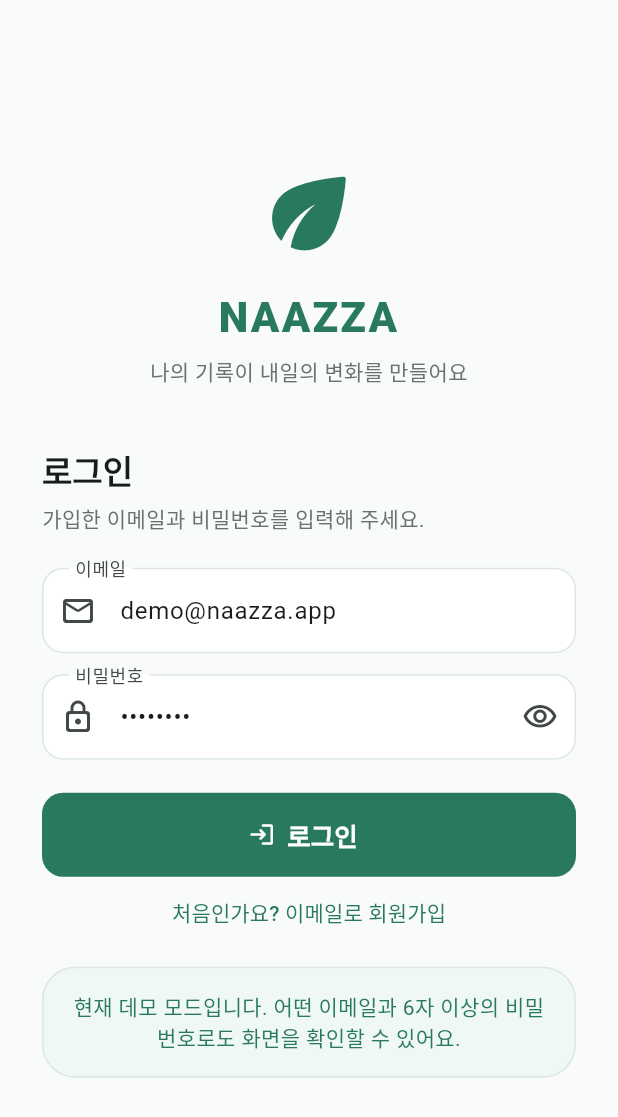
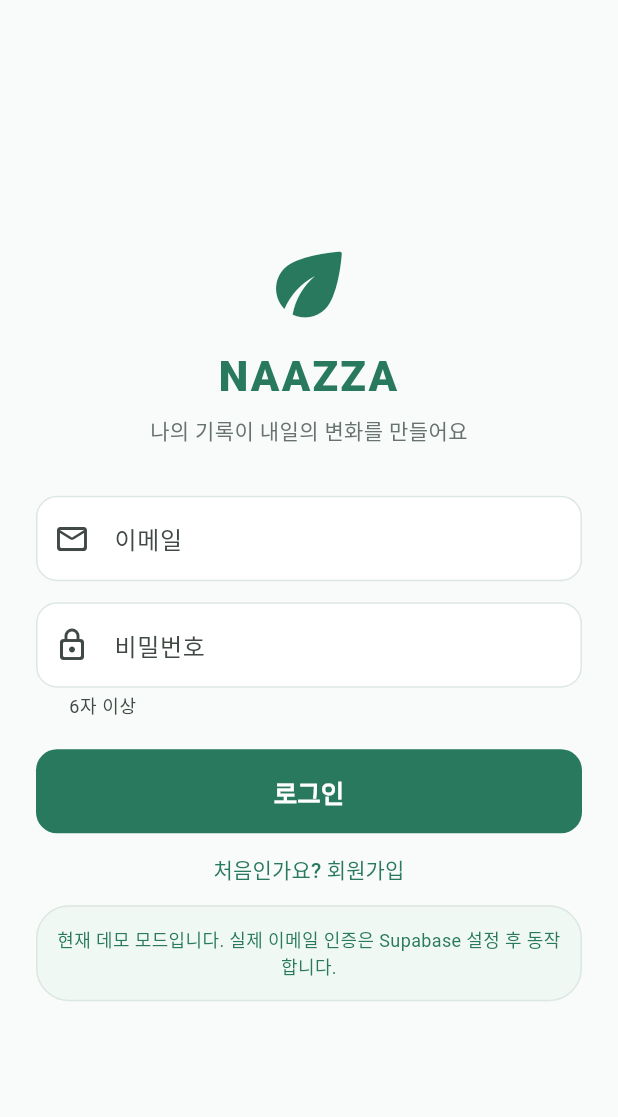
Before and after one commit to ligr00vefe/project_naazza, a Flutter app: the screen it shows after launch, on a phone screen of 412 x 824 dp. Shown: the top 1117 px of the screen. Run offline on Flutter 3.47's test engine with Material 3 defaults, Android fonts, the phone set to English and light mode, and no system bars; our stand-ins replace flutter_riverpod, go_router, image_picker, supabase_flutter; missing offline and left inert: mobile_scanner; accounts and stored records are empty.

Commit message:
수정: 이메일 인증 입력 화면과 인증 링크 흐름 개선

```diff
--- a/lib/features/auth/domain/auth_user.dart
+++ b/lib/features/auth/domain/auth_user.dart
@@ -1,5 +1,10 @@
 class AuthUser {
-  const AuthUser({required this.id, required this.email});
+  const AuthUser({
+    required this.id,
+    required this.email,
+    this.isEmailVerified = true,
+  });
   final String id;
   final String email;
+  final bool isEmailVerified;
 }
--- a/lib/features/auth/presentation/login_page.dart
+++ b/lib/features/auth/presentation/login_page.dart
@@ -1,121 +1,126 @@
 import 'package:flutter/material.dart';
 import 'package:flutter_riverpod/flutter_riverpod.dart';
-
 import '../../../app/theme/app_colors.dart';
 import '../../../core/config/app_config.dart';
+import '../data/auth_repository.dart';
+import '../domain/auth_user.dart';
 import 'auth_controller.dart';
 
 class LoginPage extends ConsumerStatefulWidget {
   const LoginPage({super.key});
-
   @override
   ConsumerState<LoginPage> createState() => _LoginPageState();
 }
 
 class _LoginPageState extends ConsumerState<LoginPage> {
-  final _email = TextEditingController(text: 'demo@naazza.app');
-  final _password = TextEditingController(text: 'password');
-  final _passwordConfirmation = TextEditingController(text: 'password');
+  final _email = TextEditingController();
+  final _password = TextEditingController();
   bool _isSignUp = false;
-  bool _obscurePassword = true;
-  String? _pendingConfirmationEmail;
+  bool _verificationRequested = false;
+  bool _emailVerified = false;
+  bool _checkingVerification = false;
+  String? _verifiedEmail;
 
   @override
   void dispose() {
     _email.dispose();
     _password.dispose();
-    _passwordConfirmation.dispose();
     super.dispose();
   }
 
-  Future<void> _submit() async {
+  void _show(String message) => ScaffoldMessenger.of(context)
+    ..hideCurrentSnackBar()
+    ..showSnackBar(SnackBar(content: Text(message)));
+
+  Future<void> _sendVerification() async {
     final email = _email.text.trim();
-    if (!_looksLikeEmail(email)) {
-      _showMessage('올바른 이메일 주소를 입력해 주세요.');
+    if (!_isValidEmail(email)) {
+      _show('인증 메일을 받을 이메일 주소를 입력해 주세요.');
       return;
     }
     if (_password.text.length < 6) {
-      _showMessage('비밀번호는 6자 이상 입력해 주세요.');
+      _show('회원가입에 사용할 6자 이상의 비밀번호를 입력해 주세요.');
       return;
     }
-    if (_isSignUp && _password.text != _passwordConfirmation.text) {
-      _showMessage('비밀번호 확인이 일치하지 않아요.');
+    await ref
+        .read(authControllerProvider.notifier)
+        .signUp(email, _password.text);
+    if (!mounted || _email.text.trim() != email) return;
+    final error = ref.read(authControllerProvider).error;
+    if (error != null) {
+      _show('인증 메일을 보내지 못했어요: $error');
       return;
     }
+    setState(() {
+      _verificationRequested = true;
+      _verifiedEmail = null;
+    });
+    _show('$email 로 인증 메일을 보냈어요. 메일의 인증 버튼을 눌러 주세요.');
+  }
 
-    final controller = ref.read(authControllerProvider.notifier);
-    if (_isSignUp) {
-      final result = await controller.signUp(email, _password.text);
+  Future<void> _resendVerification() async {
+    await ref
+        .read(authControllerProvider.notifier)
+        .resendEmailVerification(_email.text.trim());
     if (!mounted) return;
     final error = ref.read(authControllerProvider).error;
-      if (error != null) {
-        _showMessage(_friendlyError(error));
-      } else if (result?.requiresEmailConfirmation == true) {
-        setState(() => _pendingConfirmationEmail = email);
+    _show(error == null ? '인증 메일을 다시 보냈어요.' : '메일 재발송에 실패했어요: $error');
   }
-    } else {
-      await controller.signIn(email, _password.text);
+
+  Future<void> _checkVerification() async {
+    setState(() => _checkingVerification = true);
+    final verified = await ref
+        .read(authControllerProvider.notifier)
+        .refreshEmailVerification(_email.text, _password.text);
+    if (!mounted) return;
+    setState(() {
+      _checkingVerification = false;
+      _emailVerified = verified;
+      _verifiedEmail = verified ? _email.text.trim() : null;
+    });
+    _show(
+      verified ? '이메일 인증이 완료되었습니다.' : '아직 인증이 확인되지 않았어요. 메일의 인증 버튼을 먼저 눌러 주세요.',
+    );
+  }
+
+  Future<void> _submit() async {
+    if (_isSignUp) {
+      if (!_emailVerified) {
+        _show(
+          _verificationRequested ? '인증 확인을 먼저 눌러 주세요.' : '먼저 이메일 인증을 진행해 주세요.',
+        );
+        return;
+      }
+    }
+    await ref
+        .read(authControllerProvider.notifier)
+        .signIn(_email.text, _password.text);
     if (!mounted) return;
     final error = ref.read(authControllerProvider).error;
-      if (error != null) _showMessage(_friendlyError(error));
-    }
+    if (error != null) _show('로그인에 실패했어요: $error');
   }
 
-  Future<void> _resendConfirmation() async {
-    final email = _pendingConfirmationEmail;
-    if (email == null) return;
-    final sent = await ref
-        .read(authControllerProvider.notifier)
-        .resendSignUpConfirmation(email);
-    if (!mounted) return;
-    if (sent) {
-      _showMessage('인증 메일을 다시 보냈어요. 메일함을 확인해 주세요.');
-    } else {
-      _showMessage(_friendlyError(ref.read(authControllerProvider).error));
-    }
-  }
-
-  void _showMessage(String message) {
-    ScaffoldMessenger.of(context)
-      ..hideCurrentSnackBar()
-      ..showSnackBar(SnackBar(content: Text(message)));
-  }
-
-  String _friendlyError(Object? error) {
-    final message = error.toString();
-    if (message.contains('over_email_send_rate_limit')) {
-      return '인증 메일을 너무 자주 요청했어요. 잠시 후 다시 시도해 주세요.';
-    }
-    if (message.contains('Invalid login credentials')) {
-      return '이메일 또는 비밀번호가 올바르지 않아요.';
-    }
-    if (message.contains('Email not confirmed')) {
-      return '이메일 인증이 아직 완료되지 않았어요. 메일함을 확인해 주세요.';
-    }
-    return '요청을 처리하지 못했어요. 잠시 후 다시 시도해 주세요.';
-  }
-
-  bool _looksLikeEmail(String value) {
-    final at = value.indexOf('@');
-    return at > 0 && value.indexOf('.', at) > at + 1;
-  }
-
-  void _showLoginForm() {
-    setState(() {
-      _pendingConfirmationEmail = null;
-      _isSignUp = false;
-    });
-  }
+  bool _isValidEmail(String value) =>
+      RegExp(r'^[^@\s]+@[^@\s]+\.[^@\s]+$').hasMatch(value);
 
   @override
   Widget build(BuildContext context) {
     final authState = ref.watch(authControllerProvider);
     final isDemo = !ref.watch(appConfigProvider).hasSupabaseConfiguration;
+    ref.listen<AsyncValue<AuthUser?>>(authStateProvider, (_, next) {
+      if (next.value?.isEmailVerified == true && mounted) {
+        setState(() {
+          _verificationRequested = true;
+          _emailVerified = true;
+          _verifiedEmail = next.value!.email;
+        });
+      }
+    });
     return Scaffold(
       body: SafeArea(
         child: Center(
           child: SingleChildScrollView(
-            padding: const EdgeInsets.all(28),
+            padding: const EdgeInsets.all(24),
             child: ConstrainedBox(
               constraints: const BoxConstraints(maxWidth: 440),
               child: Column(
@@ -123,149 +128,154 @@ class _LoginPageState extends ConsumerState<LoginPage> {
                 children: [
                   const Icon(
                     Icons.eco_rounded,
-                    size: 74,
+                    size: 66,
                     color: AppColors.primary,
                   ),
-                  const SizedBox(height: 14),
+                  const SizedBox(height: 10),
                   Text(
                     'NAAZZA',
                     textAlign: TextAlign.center,
                     style: Theme.of(context).textTheme.headlineMedium?.copyWith(
                       color: AppColors.primary,
+                      fontWeight: FontWeight.w800,
                       letterSpacing: 1.5,
                     ),
                   ),
                   const SizedBox(height: 8),
-                  const Text(
-                    '나의 기록이 내일의 변화를 만들어요',
-                    textAlign: TextAlign.center,
-                    style: TextStyle(color: AppColors.muted),
-                  ),
-                  const SizedBox(height: 40),
-                  if (_pendingConfirmationEmail != null)
-                    _ConfirmationPanel(
-                      email: _pendingConfirmationEmail!,
-                      isLoading: authState.isLoading,
-                      onResend: _resendConfirmation,
-                      onLogin: _showLoginForm,
-                      onChangeEmail: () =>
-                          setState(() => _pendingConfirmationEmail = null),
-                    )
-                  else ...[
-                    Text(
-                      _isSignUp ? '이메일로 회원가입' : '로그인',
-                      style: Theme.of(context).textTheme.titleLarge,
-                    ),
-                    const SizedBox(height: 8),
                   Text(
                     _isSignUp
-                          ? '회원가입 버튼을 누르면 입력한 주소로 인증 메일을 보내드려요.'
-                          : '가입한 이메일과 비밀번호를 입력해 주세요.',
-                      style: const TextStyle(
-                        color: AppColors.muted,
-                        height: 1.45,
+                        ? '건강 기록을 시작하기 전에 이메일을 인증해 주세요.'
+                        : '나의 기록이 내일의 변화를 만들어요',
+                    textAlign: TextAlign.center,
+                    style: const TextStyle(color: AppColors.muted, height: 1.5),
                   ),
-                    ),
-                    const SizedBox(height: 22),
+                  const SizedBox(height: 32),
                   TextField(
                     controller: _email,
-                      enabled: !authState.isLoading,
                     keyboardType: TextInputType.emailAddress,
                     textInputAction: TextInputAction.next,
-                      autofillHints: const [AutofillHints.email],
+                    onChanged: (value) {
+                      if (_verificationRequested ||
+                          (_emailVerified && value.trim() != _verifiedEmail)) {
+                        setState(() {
+                          _verificationRequested = false;
+                          _emailVerified = false;
+                          _verifiedEmail = null;
+                        });
+                      }
+                    },
                     decoration: const InputDecoration(
                       labelText: '이메일',
-                        hintText: 'name@example.com',
                       prefixIcon: Icon(Icons.mail_outline_rounded),
                     ),
                   ),
-                    const SizedBox(height: 14),
-                    TextField(
-                      controller: _password,
-                      enabled: !authState.isLoading,
-                      obscureText: _obscurePassword,
-                      textInputAction: _isSignUp
-                          ? TextInputAction.next
-                          : TextInputAction.done,
-                      autofillHints: [
-                        _isSignUp
-                            ? AutofillHints.newPassword
-                            : AutofillHints.password,
-                      ],
-                      onSubmitted: _isSignUp ? null : (_) => _submit(),
-                      decoration: InputDecoration(
-                        labelText: '비밀번호',
-                        helperText: _isSignUp ? '6자 이상 입력해 주세요.' : null,
-                        prefixIcon: const Icon(Icons.lock_outline_rounded),
-                        suffixIcon: IconButton(
-                          onPressed: () => setState(
-                            () => _obscurePassword = !_obscurePassword,
+                  if (_isSignUp) ...[
+                    const SizedBox(height: 8),
+                    OutlinedButton.icon(
+                      onPressed: authState.isLoading || _emailVerified
+                          ? null
+                          : (_verificationRequested
+                                ? _resendVerification
+                                : _sendVerification),
+                      icon: Icon(
+                        _emailVerified
+                            ? Icons.verified_rounded
+                            : Icons.mark_email_read_outlined,
                       ),
-                          icon: Icon(
-                            _obscurePassword
-                                ? Icons.visibility_outlined
-                                : Icons.visibility_off_outlined,
+                      label: Text(_emailVerified ? '인증 완료' : '이메일 인증'),
                     ),
-                          tooltip: _obscurePassword ? '비밀번호 표시' : '비밀번호 숨기기',
+                    if (_verificationRequested && !_emailVerified) ...[
+                      Container(
+                        margin: const EdgeInsets.only(top: 8),
+                        padding: const EdgeInsets.all(12),
+                        decoration: BoxDecoration(
+                          color: const Color(0xFFF0F8F4),
+                          borderRadius: BorderRadius.circular(12),
+                        ),
+                        child: Column(
+                          crossAxisAlignment: CrossAxisAlignment.start,
+                          children: [
+                            const Text(
+                              '메일함에서 인증 링크를 누른 뒤 확인해 주세요.',
+                              style: TextStyle(
+                                color: AppColors.primary,
+                                fontSize: 12,
                               ),
                             ),
+                            Row(
+                              children: [
+                                TextButton(
+                                  onPressed: authState.isLoading
+                                      ? null
+                                      : _checkVerification,
+                                  child: Text(
+                                    _checkingVerification ? '확인 중...' : '인증 확인',
                                   ),
-                    if (_isSignUp) ...[
-                      const SizedBox(height: 14),
-                      TextField(
-                        controller: _passwordConfirmation,
-                        enabled: !authState.isLoading,
-                        obscureText: _obscurePassword,
-                        textInputAction: TextInputAction.done,
-                        autofillHints: const [AutofillHints.newPassword],
-                        onSubmitted: (_) => _submit(),
-                        decoration: const InputDecoration(
-                          labelText: '비밀번호 확인',
-                          prefixIcon: Icon(Icons.lock_reset_rounded),
-                        ),
-                      ),
-                    ],
-                    const SizedBox(height: 22),
-                    FilledButton.icon(
-                      onPressed: authState.isLoading ? null : _submit,
-                      icon: authState.isLoading
-                          ? const SizedBox.square(
-                              dimension: 20,
-                              child: CircularProgressIndicator(strokeWidth: 2),
-                            )
-                          : Icon(
-                              _isSignUp
-                                  ? Icons.mark_email_unread_outlined
-                                  : Icons.login_rounded,
-                            ),
-                      label: Text(_isSignUp ? '가입하고 인증 메일 받기' : '로그인'),
                                 ),
                                 TextButton(
                                   onPressed: authState.isLoading
                                       ? null
-                          : () => setState(() => _isSignUp = !_isSignUp),
-                      child: Text(
-                        _isSignUp ? '이미 계정이 있나요? 로그인' : '처음인가요? 이메일로 회원가입',
+                                      : _resendVerification,
+                                  child: const Text('메일 재발송'),
+                                ),
+                              ],
+                            ),
+                          ],
                         ),
                       ),
-                    if (isDemo) ...[
-                      const SizedBox(height: 12),
+                    ],
+                  ],
+                  const SizedBox(height: 14),
+                  TextField(
+                    controller: _password,
+                    obscureText: true,
+                    onSubmitted: (_) => _submit(),
+                    decoration: const InputDecoration(
+                      labelText: '비밀번호',
+                      helperText: '6자 이상',
+                      prefixIcon: Icon(Icons.lock_outline_rounded),
+                    ),
+                  ),
+                  const SizedBox(height: 20),
+                  FilledButton(
+                    onPressed: authState.isLoading ? null : _submit,
+                    child: authState.isLoading
+                        ? const SizedBox.square(
+                            dimension: 22,
+                            child: CircularProgressIndicator(
+                              strokeWidth: 2,
+                              color: Colors.white,
+                            ),
+                          )
+                        : Text(_isSignUp ? '회원가입' : '로그인'),
+                  ),
+                  TextButton(
+                    onPressed: authState.isLoading
+                        ? null
+                        : () => setState(() {
+                            _isSignUp = !_isSignUp;
+                            _verificationRequested = false;
+                            _emailVerified = false;
+                            _verifiedEmail = null;
+                          }),
+                    child: Text(_isSignUp ? '이미 계정이 있나요? 로그인' : '처음인가요? 회원가입'),
+                  ),
+                  if (isDemo)
                     const Card(
                       color: Color(0xFFF0F8F4),
                       child: Padding(
-                          padding: EdgeInsets.all(16),
+                        padding: EdgeInsets.all(14),
                         child: Text(
-                            '현재 데모 모드입니다. 어떤 이메일과 6자 이상의 비밀번호로도 화면을 확인할 수 있어요.',
+                          '현재 데모 모드입니다. 실제 이메일 인증은 Supabase 설정 후 동작합니다.',
                           textAlign: TextAlign.center,
                           style: TextStyle(
                             color: AppColors.primary,
                             height: 1.45,
+                            fontSize: 12,
                           ),
                         ),
                       ),
                     ),
-                    ],
-                  ],
                 ],
               ),
             ),
@@ -275,78 +285,3 @@ class _LoginPageState extends ConsumerState<LoginPage> {
     );
   }
 }
-
-class _ConfirmationPanel extends StatelessWidget {
-  const _ConfirmationPanel({
-    required this.email,
-    required this.isLoading,
-    required this.onResend,
-    required this.onLogin,
-    required this.onChangeEmail,
-  });
-
-  final String email;
-  final bool isLoading;
-  final VoidCallback onResend;
-  final VoidCallback onLogin;
-  final VoidCallback onChangeEmail;
-
-  @override
-  Widget build(BuildContext context) {
-    return Semantics(
-      liveRegion: true,
-      child: Container(
-        padding: const EdgeInsets.all(24),
-        decoration: BoxDecoration(
-          color: const Color(0xFFF0F8F4),
-          borderRadius: BorderRadius.circular(24),
-          border: Border.all(color: AppColors.primary.withValues(alpha: 0.18)),
-        ),
-        child: Column(
-          crossAxisAlignment: CrossAxisAlignment.stretch,
-          children: [
-            const Icon(
-              Icons.mark_email_read_outlined,
-              size: 58,
-              color: AppColors.primary,
-            ),
-            const SizedBox(height: 18),
-            Text(
-              '인증 메일을 보냈어요',
-              textAlign: TextAlign.center,
-              style: Theme.of(context).textTheme.titleLarge,
-            ),
-            const SizedBox(height: 10),
-            Text(
-              email,
-              textAlign: TextAlign.center,
-              style: const TextStyle(
-                color: AppColors.primary,
-                fontWeight: FontWeight.w700,
-              ),
-            ),
-            const SizedBox(height: 14),
-            const Text(
-              '메일에 있는 인증 링크를 누르면 가입이 완료됩니다. 인증 후 이 화면으로 돌아와 로그인해 주세요. 스팸함도 확인해 주세요.',
-              textAlign: TextAlign.center,
-              style: TextStyle(color: AppColors.muted, height: 1.55),
-            ),
-            const SizedBox(height: 22),
-            FilledButton(
-              onPressed: isLoading ? null : onLogin,
-              child: const Text('인증했어요 · 로그인하기'),
-            ),
-            OutlinedButton(
-              onPressed: isLoading ? null : onResend,
-              child: Text(isLoading ? '전송 중…' : '인증 메일 다시 보내기'),
-            ),
-            TextButton(
-              onPressed: isLoading ? null : onChangeEmail,
-              child: const Text('이메일 주소 수정하기'),
-            ),
-          ],
-        ),
-      ),
-    );
-  }
-}
```
Also changed, not shown: lib/features/auth/data/auth_repository.dart (+4 -8 lines), lib/features/auth/data/demo_auth_repository.dart (+14 -7 lines), lib/features/auth/data/supabase_auth_repository.dart (+42 -13 lines), lib/features/auth/presentation/auth_controller.dart (+23 -20 lines), 3 other files. Lines whose indentation alone changed are shown as unchanged.
